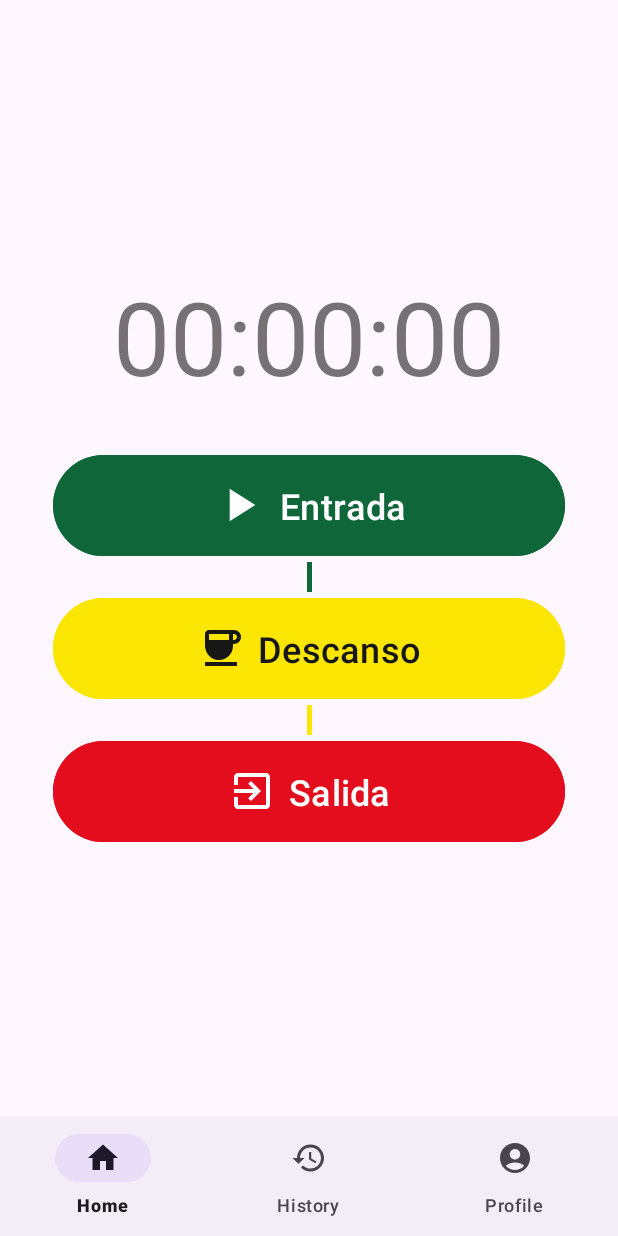
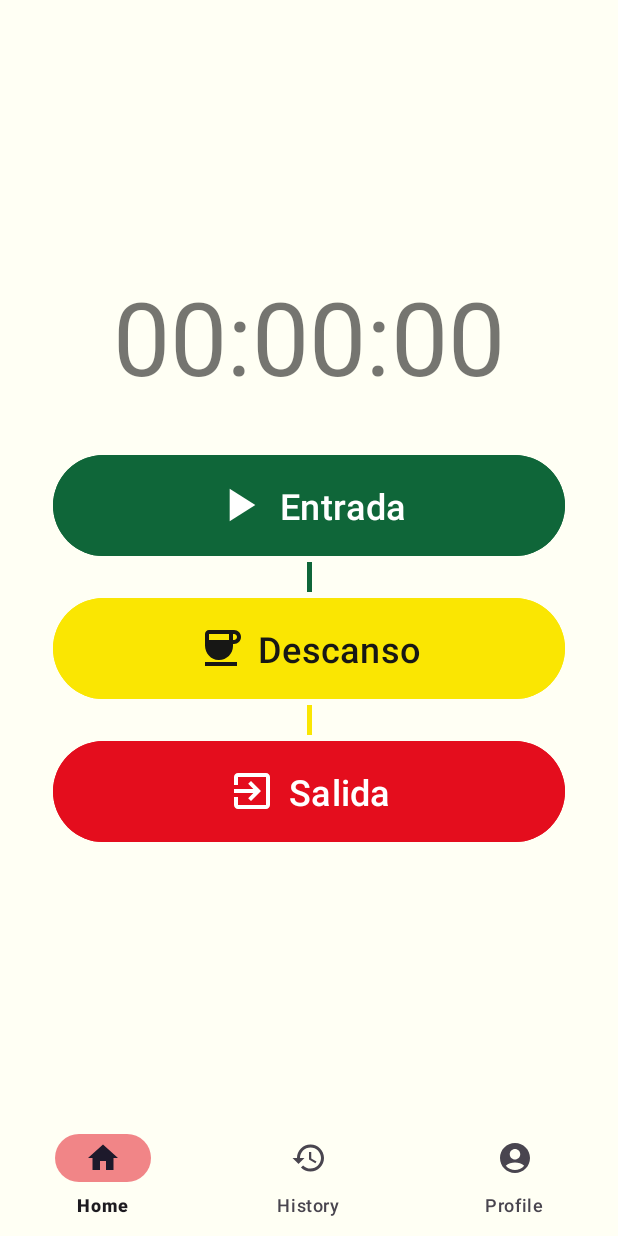
Before and after one commit to JasonCrk/TinkaWork, an Android app: the HomeScreenFragment screen opened through its navigation route, on a phone screen of 412 x 824 dp. Run offline under Robolectric (Android 15) with nearby library versions, the phone set to English and light mode, and no system bars; our stand-ins replace navigation-ui.

Commit message:
feat: Update bottom navigation theme

```diff
--- a/app/src/main/res/values-night/themes.xml
+++ b/app/src/main/res/values-night/themes.xml
@@ -1,9 +1,19 @@
 <resources xmlns:tools="http://schemas.android.com/tools">
-    <!-- Base application theme. -->
     <style name="Base.Theme.TinkaWork" parent="Theme.Material3.DayNight.NoActionBar">
-        <!-- Customize your dark theme here. -->
+        <item name="android:windowBackground">@color/black</item>
         <item name="colorPrimary">@color/white</item>
         <item name="colorSecondary">@color/yellow</item>
-        <item name="colorButtonNormal">@color/red</item>
+        <item name="bottomNavigationStyle">@style/BottomNavigationView</item>
+        <item name="colorButtonNormal">@color/black</item>
+    </style>
+
+    <style name="BottomNavigationView" parent="Widget.Material3.BottomNavigationView">
+        <item name="backgroundTint">@color/black</item>
+        <item name="itemActiveIndicatorStyle">@style/BottomNavigationViewActiveIndicator</item>
+        <item name="itemRippleColor">@color/yellow</item>
+    </style>
+
+    <style name="BottomNavigationViewActiveIndicator" parent="Widget.Material3.BottomNavigationView.ActiveIndicator">
+        <item name="android:color">@color/opacity_yellow</item>
     </style>
 </resources>
--- a/app/src/main/res/values/colors.xml
+++ b/app/src/main/res/values/colors.xml
@@ -7,5 +7,7 @@
     <color name="red">#E40D1D</color>
     <color name="white">#FFFFFFFF</color>
     <color name="yellow">#FAE602</color>
+    <color name="opacity_yellow">#80FAE602</color>
+    <color name="opacity_red">#80E40D1D</color>
     <color name="background_light">#FFFFF4</color>
 </resources>
--- a/app/src/main/res/values/themes.xml
+++ b/app/src/main/res/values/themes.xml
@@ -1,10 +1,19 @@
 <resources xmlns:tools="http://schemas.android.com/tools">
-    <!-- Base application theme. -->
     <style name="Base.Theme.TinkaWork" parent="Theme.Material3.DayNight.NoActionBar">
-        <!-- Customize your light theme here. -->
+        <item name="android:windowBackground">@color/background_light</item>
         <item name="colorPrimary">@color/black</item>
         <item name="colorSecondary">@color/green</item>
-        <item name="colorButtonNormal">@color/green</item>
+        <item name="bottomNavigationStyle">@style/BottomNavigationView</item>
+    </style>
+
+    <style name="BottomNavigationView" parent="Widget.Material3.BottomNavigationView">
+        <item name="backgroundTint">@color/background_light</item>
+        <item name="itemActiveIndicatorStyle">@style/BottomNavigationViewActiveIndicator</item>
+        <item name="itemRippleColor">@color/red</item>
+    </style>
+
+    <style name="BottomNavigationViewActiveIndicator" parent="Widget.Material3.BottomNavigationView.ActiveIndicator">
+        <item name="android:color">@color/opacity_red</item>
     </style>
 
     <style name="Theme.TinkaWork" parent="Base.Theme.TinkaWork" />
```
